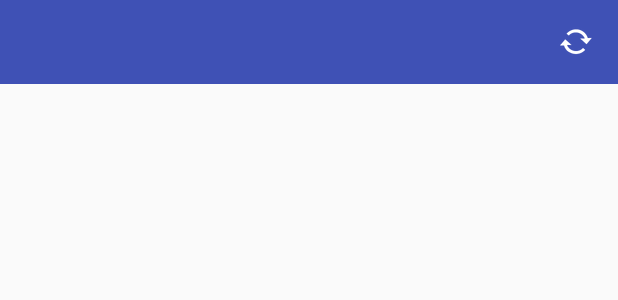
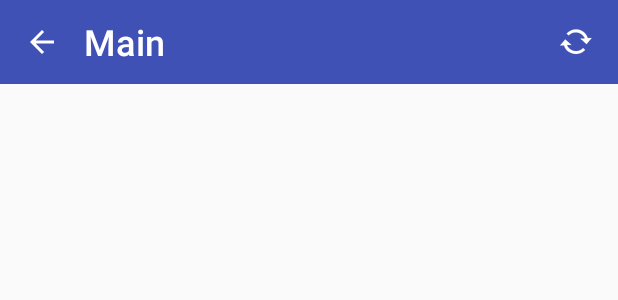
Before and after one commit to AlienCoffee/Pluses-Progress, an Android app: the layout toolbar.xml on its own in the app's theme, with its tools: preview values and no code run, on a phone screen of 412 x 824 dp. Shown: the top 300 px of the screen. Run offline under Robolectric (Android 15) with nearby library versions, the phone set to English and light mode, and no system bars.

Commit message:
toolbar improved

```diff
--- a/app/src/main/java/ru/shemplo/pluses/adapter/GroupAdapter.java
+++ b/app/src/main/java/ru/shemplo/pluses/adapter/GroupAdapter.java
@@ -33,8 +33,7 @@ public class GroupAdapter extends RecyclerView.Adapter<GroupAdapter.ViewHolder>
 
                 @Override
                 public void onClick (View v) {
-                    DiaryMainActivity.group = id;
-                    DiaryMainActivity.page.switchFragment(R.id.student_recycler_view, id);
+                    DiaryMainActivity.page.switchFragment(R.id.student_recycler_view, id, groupName.getText());
                 }
 
             });
--- a/app/src/main/res/layout/task_item.xml
+++ b/app/src/main/res/layout/task_item.xml
@@ -13,6 +13,9 @@
         android:layout_height="wrap_content"
         android:layout_marginBottom="8dp"
         android:layout_marginStart="8dp"
+        android:layout_marginLeft="8dp"
+        android:scaleX="1.4"
+        android:scaleY="1.4"
         app:layout_constraintBottom_toBottomOf="parent"
         app:layout_constraintStart_toStartOf="parent"
         app:layout_constraintTop_toTopOf="parent" />
@@ -22,9 +25,8 @@
         android:layout_width="wrap_content"
         android:layout_height="wrap_content"
         android:layout_marginStart="8dp"
-        android:layout_marginLeft="8dp"
         android:text="1"
-        android:textSize="18sp"
+        android:textSize="24sp"
         app:layout_constraintBottom_toBottomOf="@+id/box_solved"
         app:layout_constraintStart_toEndOf="@+id/box_solved"
         app:layout_constraintTop_toTopOf="@+id/box_solved" />
--- a/app/src/main/res/layout/toolbar.xml
+++ b/app/src/main/res/layout/toolbar.xml
@@ -5,14 +5,47 @@
     xmlns:app="http://schemas.android.com/apk/res-auto"
     android:background="@color/colorPrimary"
     android:theme="@style/ThemeOverlay.AppCompat.Dark.ActionBar">
+    <RelativeLayout
+        android:layout_width="match_parent"
+        android:layout_height="48dp"
+        android:layout_marginTop="4dp">
 
-    <ImageView
-        android:id="@+id/toolbar_update_button"
-        android:layout_width="wrap_content"
-        android:layout_height="wrap_content"
-        app:srcCompat="@android:drawable/stat_notify_sync"
-        android:layout_gravity="end"
-        android:layout_marginRight="16dp"
-        android:layout_marginEnd="16dp"/>
+        <TextView
+            android:id="@+id/toolbar_text"
+            android:layout_width="wrap_content"
+            android:layout_height="wrap_content"
+            android:layout_marginLeft="16dp"
+            android:layout_marginStart="16dp"
+            android:layout_centerVertical="true"
+            android:layout_toEndOf="@+id/toolbar_back_button"
+            android:layout_toRightOf="@+id/toolbar_back_button"
+            android:text="Main"
+            android:textAppearance="@style/TextAppearance.AppCompat.Body2"
+            android:textSize="24sp" />
+
+        <android.support.v7.widget.AppCompatImageView
+            android:id="@+id/toolbar_back_button"
+            android:layout_width="24dp"
+            android:layout_height="24dp"
+            android:layout_alignParentLeft="true"
+            android:layout_alignParentStart="true"
+            android:layout_centerVertical="true"
+            app:srcCompat="?attr/actionModeCloseDrawable" />
+
+        <android.support.v7.widget.AppCompatImageView
+            android:id="@+id/toolbar_update_button"
+            android:layout_width="wrap_content"
+            android:layout_height="wrap_content"
+            android:layout_alignParentEnd="true"
+            android:layout_alignParentRight="true"
+            android:layout_centerVertical="true"
+            android:layout_marginEnd="16dp"
+            android:layout_marginRight="16dp"
+            app:srcCompat="@android:drawable/stat_notify_sync" />
+
+
+    </RelativeLayout>
+
+
 
 </android.support.v7.widget.Toolbar>
--- a/app/src/main/res/layout/topic_item.xml
+++ b/app/src/main/res/layout/topic_item.xml
@@ -19,6 +19,6 @@
         android:textAlignment="center"
         android:textAppearance="@style/TextAppearance.AppCompat.Body1"
         android:textColor="@android:color/background_light"
-        android:textSize="18sp" />
+        android:textSize="24sp" />
 
 </LinearLayout>
```
Also changed, not shown: app/src/main/java/ru/shemplo/pluses/adapter/StudentAdapter.java (+14 -3 lines), app/src/main/java/ru/shemplo/pluses/entity/StudentEntity.java (+6 -1 lines), app/src/main/java/ru/shemplo/pluses/layout/DiaryMainActivity.java (+78 -25 lines), app/src/main/java/ru/shemplo/pluses/layout/StudentsFragment.java (+14 -3 lines), app/src/main/java/ru/shemplo/pluses/layout/TopicsFragment.java (+18 -4 lines).
